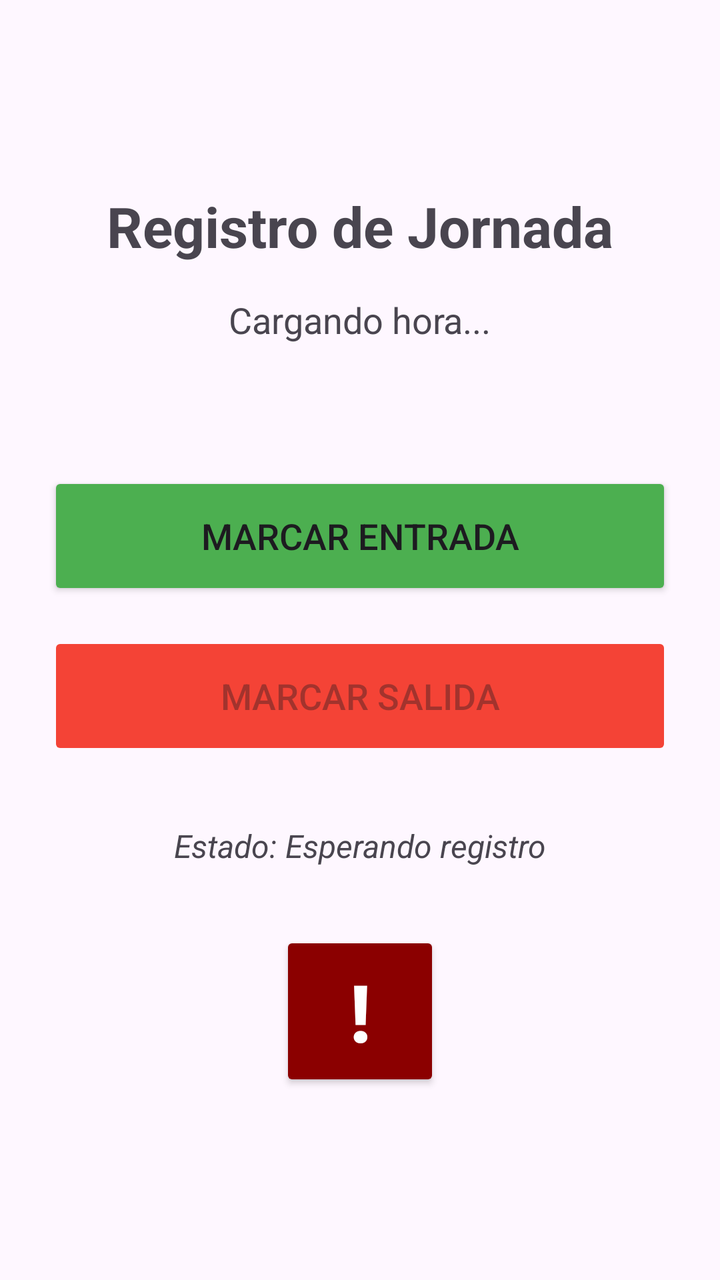
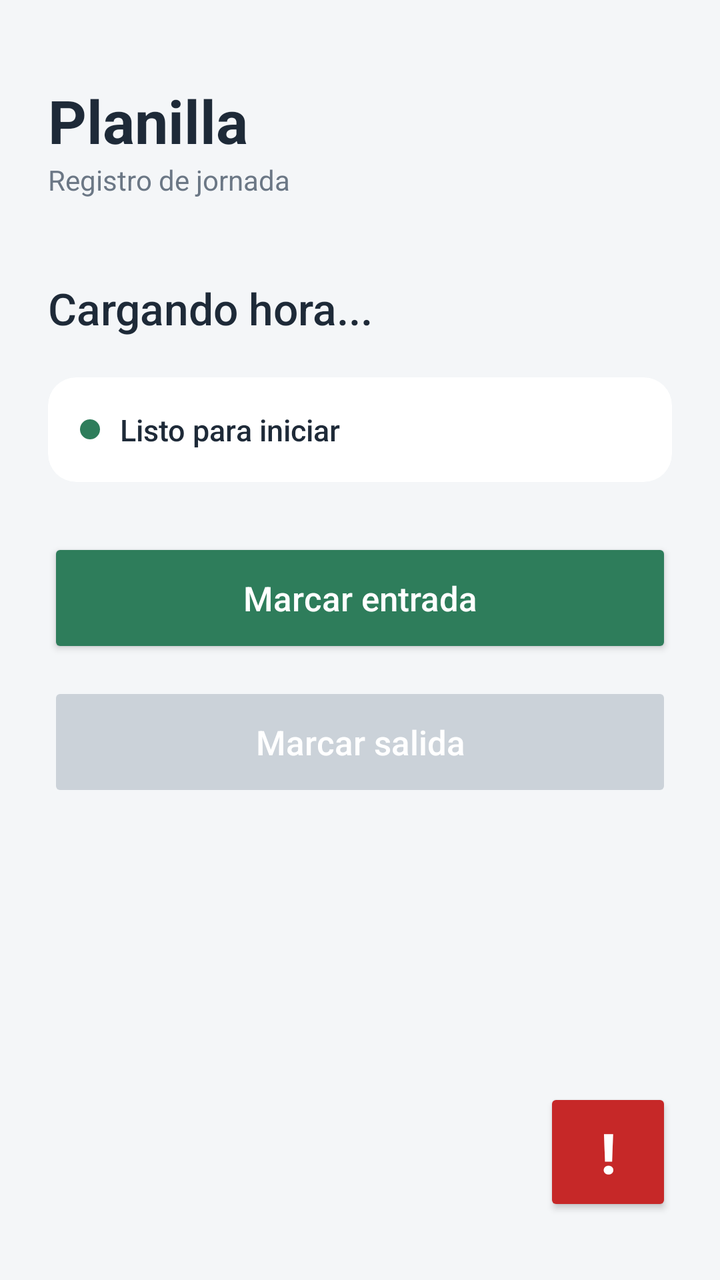

Compare the two renders of this Android layout. The source of the first and the diff that turns it into the second are given below.
<!-- AndroidManifest.xml: application theme Theme.PlanillaMovil -->
<!-- res/layout/activity_main.xml -->
<?xml version="1.0" encoding="utf-8"?>
<androidx.constraintlayout.widget.ConstraintLayout xmlns:android="http://schemas.android.com/apk/res/android"
    xmlns:app="http://schemas.android.com/apk/res-auto"
    xmlns:tools="http://schemas.android.com/tools"
    android:layout_width="match_parent"
    android:layout_height="match_parent"
    android:padding="24dp"
    tools:context=".MainActivity">

    <TextView
        android:id="@+id/tvTitulo"
        android:layout_width="wrap_content"
        android:layout_height="wrap_content"
        android:text="Registro de Jornada"
        android:textSize="28sp"
        android:textStyle="bold"
        app:layout_constraintBottom_toTopOf="@+id/tvFechaHoraActual"
        app:layout_constraintEnd_toEndOf="parent"
        app:layout_constraintStart_toStartOf="parent"
        app:layout_constraintTop_toTopOf="parent"
        app:layout_constraintVertical_chainStyle="packed" />

    <TextView
        android:id="@+id/tvFechaHoraActual"
        android:layout_width="wrap_content"
        android:layout_height="wrap_content"
        android:layout_marginTop="16dp"
        android:text="Cargando hora..."
        android:textSize="18sp"
        app:layout_constraintBottom_toTopOf="@+id/btnEntrada"
        app:layout_constraintEnd_toEndOf="parent"
        app:layout_constraintStart_toStartOf="parent"
        app:layout_constraintTop_toBottomOf="@+id/tvTitulo" />

    <Button
        android:id="@+id/btnEntrada"
        android:layout_width="match_parent"
        android:layout_height="64dp"
        android:layout_marginTop="64dp"
        android:backgroundTint="#4CAF50"
        android:text="MARCAR ENTRADA"
        android:textSize="18sp"
        app:layout_constraintBottom_toTopOf="@+id/btnSalida"
        app:layout_constraintEnd_toEndOf="parent"
        app:layout_constraintStart_toStartOf="parent"
        app:layout_constraintTop_toBottomOf="@+id/tvFechaHoraActual" />

    <Button
        android:id="@+id/btnSalida"
        android:layout_width="match_parent"
        android:layout_height="64dp"
        android:layout_marginTop="16dp"
        android:backgroundTint="#F44336"
        android:text="MARCAR SALIDA"
        android:textSize="18sp"
        android:enabled="false"
        app:layout_constraintBottom_toTopOf="@+id/tvEstado"
        app:layout_constraintEnd_toEndOf="parent"
        app:layout_constraintStart_toStartOf="parent"
        app:layout_constraintTop_toBottomOf="@+id/btnEntrada" />

    <TextView
        android:id="@+id/tvEstado"
        android:layout_width="wrap_content"
        android:layout_height="wrap_content"
        android:layout_marginTop="32dp"
        android:text="Estado: Esperando registro"
        android:textSize="16sp"
        android:textStyle="italic"
        app:layout_constraintBottom_toTopOf="@+id/btnEmergencia"
        app:layout_constraintEnd_toEndOf="parent"
        app:layout_constraintStart_toStartOf="parent"
        app:layout_constraintTop_toBottomOf="@+id/btnSalida" />

    
    <Button
        android:id="@+id/btnEmergencia"
        android:layout_width="80dp"
        android:layout_height="80dp"
        android:layout_marginTop="32dp"
        android:backgroundTint="#8B0000"
        android:text="!"
        android:textSize="40sp"
        android:textColor="#FFFFFF"
        android:textStyle="bold"
        app:cornerRadius="40dp"
        app:layout_constraintBottom_toBottomOf="parent"
        app:layout_constraintEnd_toEndOf="parent"
        app:layout_constraintStart_toStartOf="parent"
        app:layout_constraintTop_toBottomOf="@+id/tvEstado" />

</androidx.constraintlayout.widget.ConstraintLayout>
<!-- resources referenced by this layout -->
<resources>
  <style name="Theme.PlanillaMovil" parent="Base.Theme.PlanillaMovil" />
  <style name="Base.Theme.PlanillaMovil" parent="Theme.Material3.DayNight.NoActionBar">
          
          
      </style>
</resources>

<!-- the commit's change to res/layout/activity_main.xml (unified diff, before → after) -->
@@ -4,89 +4,132 @@
     xmlns:tools="http://schemas.android.com/tools"
     android:layout_width="match_parent"
     android:layout_height="match_parent"
+    android:background="@color/bg_app"
     android:padding="24dp"
     tools:context=".MainActivity">
 
+    
     <TextView
         android:id="@+id/tvTitulo"
         android:layout_width="wrap_content"
         android:layout_height="wrap_content"
-        android:text="Registro de Jornada"
-        android:textSize="28sp"
+        android:layout_marginTop="16dp"
+        android:text="Planilla"
+        android:textColor="@color/slate_900"
+        android:textSize="30sp"
         android:textStyle="bold"
-        app:layout_constraintBottom_toTopOf="@+id/tvFechaHoraActual"
-        app:layout_constraintEnd_toEndOf="parent"
         app:layout_constraintStart_toStartOf="parent"
-        app:layout_constraintTop_toTopOf="parent"
-        app:layout_constraintVertical_chainStyle="packed" />
+        app:layout_constraintTop_toTopOf="parent" />
+
+    <TextView
+        android:id="@+id/tvSubtitulo"
+        android:layout_width="wrap_content"
+        android:layout_height="wrap_content"
+        android:text="Registro de jornada"
+        android:textColor="@color/slate_500"
+        android:textSize="14sp"
+        app:layout_constraintStart_toStartOf="@+id/tvTitulo"
+        app:layout_constraintTop_toBottomOf="@+id/tvTitulo" />
 
     <TextView
         android:id="@+id/tvFechaHoraActual"
         android:layout_width="wrap_content"
         android:layout_height="wrap_content"
-        android:layout_marginTop="16dp"
+        android:layout_marginTop="40dp"
         android:text="Cargando hora..."
-        android:textSize="18sp"
-        app:layout_constraintBottom_toTopOf="@+id/btnEntrada"
+        android:textColor="@color/slate_900"
+        android:textSize="22sp"
+        android:fontFamily="sans-serif-medium"
+        app:layout_constraintStart_toStartOf="parent"
+        app:layout_constraintTop_toBottomOf="@+id/tvSubtitulo" />
+
+    
+    <androidx.cardview.widget.CardView
+        android:id="@+id/cardEstado"
+        android:layout_width="match_parent"
+        android:layout_height="wrap_content"
+        android:layout_marginTop="20dp"
+        app:cardCornerRadius="14dp"
+        app:cardElevation="0dp"
+        app:cardBackgroundColor="@android:color/white"
+        app:layout_constraintStart_toStartOf="parent"
         app:layout_constraintEnd_toEndOf="parent"
-        app:layout_constraintStart_toStartOf="parent"
-        app:layout_constraintTop_toBottomOf="@+id/tvTitulo" />
+        app:layout_constraintTop_toBottomOf="@+id/tvFechaHoraActual">
 
+        <LinearLayout
+            android:layout_width="match_parent"
+            android:layout_height="wrap_content"
+            android:orientation="horizontal"
+            android:gravity="center_vertical"
+            android:padding="16dp">
+
+            <View
+                android:id="@+id/dotEstado"
+                android:layout_width="10dp"
+                android:layout_height="10dp"
+                android:layout_marginEnd="10dp"
+                android:background="@drawable/status_dot" />
+
+            <TextView
+                android:id="@+id/tvEstado"
+                android:layout_width="wrap_content"
+                android:layout_height="wrap_content"
+                android:text="Listo para iniciar"
+                android:textColor="@color/slate_900"
+                android:textSize="15sp"
+                android:fontFamily="sans-serif-medium" />
+
+        </LinearLayout>
+    </androidx.cardview.widget.CardView>
+
+    
     <Button
         android:id="@+id/btnEntrada"
         android:layout_width="match_parent"
-        android:layout_height="64dp"
-        android:layout_marginTop="64dp"
-        android:backgroundTint="#4CAF50"
-        android:text="MARCAR ENTRADA"
-        android:textSize="18sp"
-        app:layout_constraintBottom_toTopOf="@+id/btnSalida"
+        android:layout_height="60dp"
+        android:layout_marginTop="28dp"
+        android:backgroundTint="@color/btn_entrada_tint"
+        android:text="Marcar entrada"
+        android:textAllCaps="false"
+        android:textColor="@android:color/white"
+        android:textSize="17sp"
+        android:fontFamily="sans-serif-medium"
+        app:cornerRadius="14dp"
         app:layout_constraintEnd_toEndOf="parent"
         app:layout_constraintStart_toStartOf="parent"
-        app:layout_constraintTop_toBottomOf="@+id/tvFechaHoraActual" />
+        app:layout_constraintTop_toBottomOf="@+id/cardEstado" />
 
     <Button
         android:id="@+id/btnSalida"
         android:layout_width="match_parent"
-        android:layout_height="64dp"
-        android:layout_marginTop="16dp"
-        android:backgroundTint="#F44336"
-        android:text="MARCAR SALIDA"
-        android:textSize="18sp"
+        android:layout_height="60dp"
+        android:layout_marginTop="12dp"
+        android:backgroundTint="@color/btn_salida_tint"
         android:enabled="false"
-        app:layout_constraintBottom_toTopOf="@+id/tvEstado"
+        android:text="Marcar salida"
+        android:textAllCaps="false"
+        android:textColor="@android:color/white"
+        android:textSize="17sp"
+        android:fontFamily="sans-serif-medium"
+        app:cornerRadius="14dp"
         app:layout_constraintEnd_toEndOf="parent"
         app:layout_constraintStart_toStartOf="parent"
         app:layout_constraintTop_toBottomOf="@+id/btnEntrada" />
 
-    <TextView
-        android:id="@+id/tvEstado"
-        android:layout_width="wrap_content"
-        android:layout_height="wrap_content"
-        android:layout_marginTop="32dp"
-        android:text="Estado: Esperando registro"
-        android:textSize="16sp"
-        android:textStyle="italic"
-        app:layout_constraintBottom_toTopOf="@+id/btnEmergencia"
-        app:layout_constraintEnd_toEndOf="parent"
-        app:layout_constraintStart_toStartOf="parent"
-        app:layout_constraintTop_toBottomOf="@+id/btnSalida" />
-
     
     <Button
         android:id="@+id/btnEmergencia"
-        android:layout_width="80dp"
-        android:layout_height="80dp"
-        android:layout_marginTop="32dp"
-        android:backgroundTint="#8B0000"
+        android:layout_width="64dp"
+        android:layout_height="64dp"
+        android:layout_marginBottom="8dp"
+        android:backgroundTint="@color/red_alert"
         android:text="!"
-        android:textSize="40sp"
-        android:textColor="#FFFFFF"
+        android:textColor="@android:color/white"
+        android:textSize="28sp"
         android:textStyle="bold"
-        app:cornerRadius="40dp"
+        android:elevation="4dp"
+        app:cornerRadius="32dp"
         app:layout_constraintBottom_toBottomOf="parent"
-        app:layout_constraintEnd_toEndOf="parent"
-        app:layout_constraintStart_toStartOf="parent"
-        app:layout_constraintTop_toBottomOf="@+id/tvEstado" />
+        app:layout_constraintEnd_toEndOf="parent" />
 
 </androidx.constraintlayout.widget.ConstraintLayout>
<!-- resource entries referenced after the edit -->
@@ -1,6 +1,17 @@
 <!-- resources referenced by this layout -->
 <resources>
+  <color name="bg_app">#F4F6F8</color>
+  <color name="red_alert">#C62828</color>
+  <color name="slate_500">#6B7785</color>
+  <color name="slate_900">#1E2A38</color>
+  <!-- drawable status_dot (drawable) -->
+  <shape xmlns:android="http://schemas.android.com/apk/res/android"
+      android:shape="oval">
+      <solid android:color="@color/green_active" />
+      <size android:width="10dp" android:height="10dp" />
+  </shape>
   <style name="Theme.PlanillaMovil" parent="Base.Theme.PlanillaMovil" />
+  <color name="green_active">#2E7D5B</color>
   <style name="Base.Theme.PlanillaMovil" parent="Theme.Material3.DayNight.NoActionBar">
           
           
